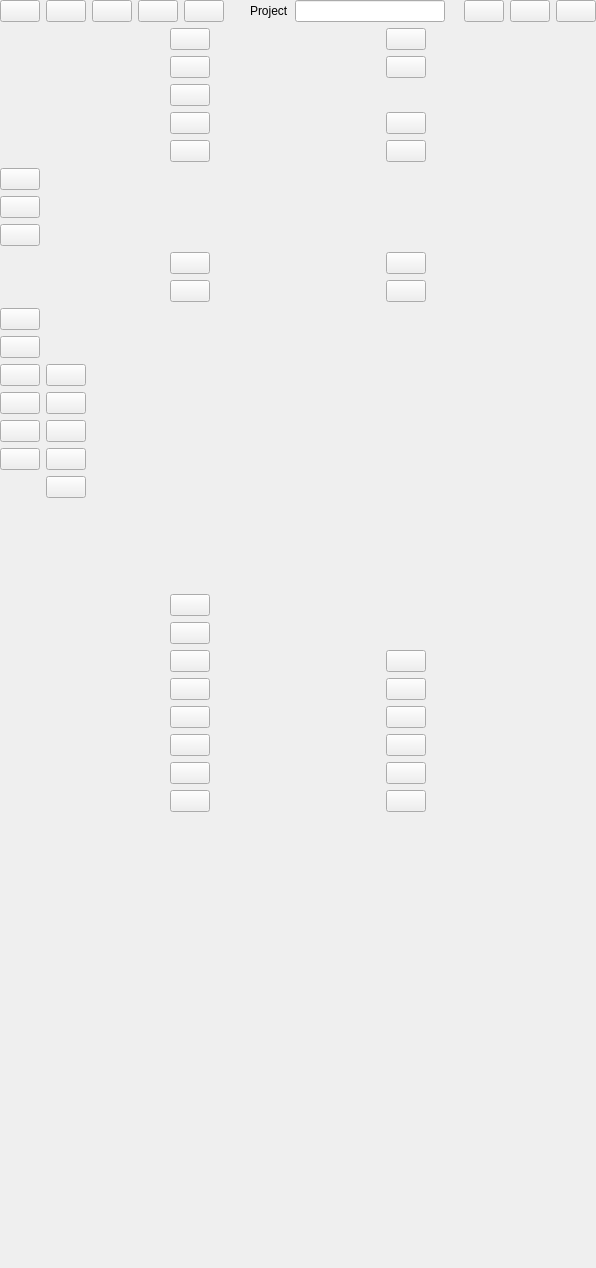
Before: the Qt Designer form src/Editor/EditorActionBar.ui in RemotelyChaotic/JOIPEngine, drawn with Qt 5.
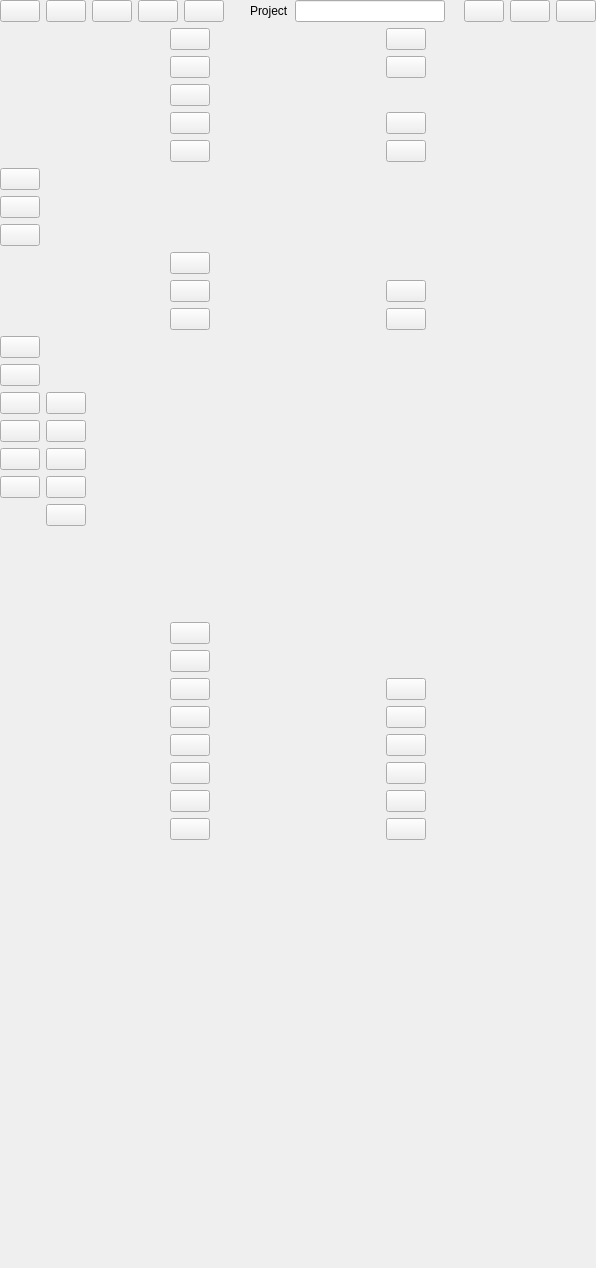
After: the same form once the commit is applied. Custom widgets are drawn as their Qt base class.

What changed in the file:
```diff
--- a/src/Editor/EditorActionBar.ui
+++ b/src/Editor/EditorActionBar.ui
@@ -498,7 +498,7 @@
       <property name="bottomMargin">
        <number>0</number>
       </property>
-      <item row="1" column="0">
+      <item row="2" column="0">
        <widget class="CShortcutButton" name="AddNodeButton">
         <property name="sizePolicy">
          <sizepolicy hsizetype="Fixed" vsizetype="Fixed">
@@ -515,22 +515,6 @@
        </widget>
       </item>
       <item row="1" column="1">
-       <widget class="CShortcutButton" name="RemoveNodeButton">
-        <property name="sizePolicy">
-         <sizepolicy hsizetype="Fixed" vsizetype="Fixed">
-          <horstretch>0</horstretch>
-          <verstretch>0</verstretch>
-         </sizepolicy>
-        </property>
-        <property name="toolTip">
-         <string>Remove</string>
-        </property>
-        <property name="text">
-         <string/>
-        </property>
-       </widget>
-      </item>
-      <item row="0" column="1">
        <widget class="CShortcutButton" name="NextSceneButton">
         <property name="sizePolicy">
          <sizepolicy hsizetype="Fixed" vsizetype="Fixed">
@@ -546,7 +530,23 @@
         </property>
        </widget>
       </item>
-      <item row="0" column="0">
+      <item row="2" column="1">
+       <widget class="CShortcutButton" name="RemoveNodeButton">
+        <property name="sizePolicy">
+         <sizepolicy hsizetype="Fixed" vsizetype="Fixed">
+          <horstretch>0</horstretch>
+          <verstretch>0</verstretch>
+         </sizepolicy>
+        </property>
+        <property name="toolTip">
+         <string>Remove</string>
+        </property>
+        <property name="text">
+         <string/>
+        </property>
+       </widget>
+      </item>
+      <item row="1" column="0">
        <widget class="QStackedWidget" name="pNodeDebugStack">
         <property name="sizePolicy">
          <sizepolicy hsizetype="Fixed" vsizetype="Fixed">
@@ -623,6 +623,22 @@
         </widget>
        </widget>
       </item>
+      <item row="0" column="0">
+       <widget class="CShortcutButton" name="CreateNewFlow">
+        <property name="sizePolicy">
+         <sizepolicy hsizetype="Fixed" vsizetype="Fixed">
+          <horstretch>0</horstretch>
+          <verstretch>0</verstretch>
+         </sizepolicy>
+        </property>
+        <property name="toolTip">
+         <string>Create a new flow resource</string>
+        </property>
+        <property name="text">
+         <string/>
+        </property>
+       </widget>
+      </item>
      </layout>
     </widget>
    </item>
```
